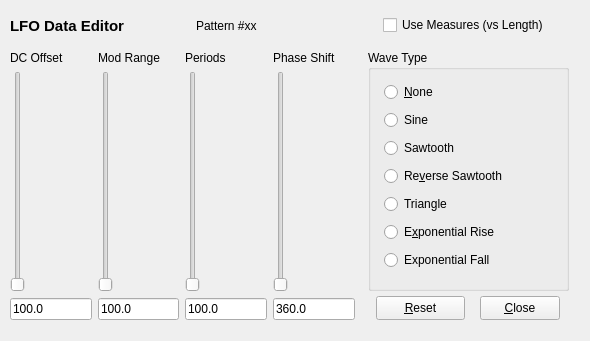
Before: the Qt Designer form seq_qt5/forms/qlfoframe.ui in ahlstromcj/seq66, drawn with Qt 5.
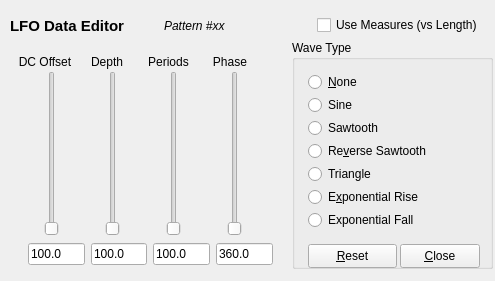
After: the same form once the commit is applied.

What changed in the file:
```diff
--- a/seq_qt5/forms/qlfoframe.ui
+++ b/seq_qt5/forms/qlfoframe.ui
@@ -6,10 +6,16 @@
    <rect>
     <x>0</x>
     <y>0</y>
-    <width>590</width>
-    <height>341</height>
+    <width>495</width>
+    <height>281</height>
    </rect>
   </property>
+  <property name="sizePolicy">
+   <sizepolicy hsizetype="Fixed" vsizetype="Fixed">
+    <horstretch>0</horstretch>
+    <verstretch>0</verstretch>
+   </sizepolicy>
+  </property>
   <property name="windowTitle">
    <string>LFO</string>
   </property>
@@ -18,7 +24,7 @@
     <rect>
      <x>10</x>
      <y>10</y>
-     <width>553</width>
+     <width>473</width>
      <height>31</height>
     </rect>
    </property>
@@ -39,6 +45,11 @@
     </item>
     <item>
      <widget class="QLabel" name="m_pattern_label">
+      <property name="font">
+       <font>
+        <italic>true</italic>
+       </font>
+      </property>
       <property name="text">
        <string>Pattern #xx</string>
       </property>
@@ -53,26 +64,13 @@
     </item>
    </layout>
   </widget>
-  <widget class="QPushButton" name="m_button_close">
-   <property name="geometry">
-    <rect>
-     <x>480</x>
-     <y>296</y>
-     <width>80</width>
-     <height>24</height>
-    </rect>
-   </property>
-   <property name="text">
-    <string>&amp;Close</string>
-   </property>
-  </widget>
   <widget class="QGroupBox" name="m_wave_type_group">
    <property name="geometry">
     <rect>
-     <x>368</x>
-     <y>50</y>
+     <x>292</x>
+     <y>40</y>
      <width>201</width>
-     <height>241</height>
+     <height>229</height>
     </rect>
    </property>
    <property name="title">
@@ -84,10 +82,13 @@
       <x>16</x>
       <y>30</y>
       <width>173</width>
-      <height>199</height>
+      <height>165</height>
      </rect>
     </property>
     <layout class="QVBoxLayout" name="m_wave_layout">
+     <property name="spacing">
+      <number>1</number>
+     </property>
      <item>
       <widget class="QRadioButton" name="m_radio_wave_none">
        <property name="text">
@@ -145,59 +146,96 @@
      </item>
     </layout>
    </widget>
+   <widget class="QPushButton" name="m_button_reset">
+    <property name="geometry">
+     <rect>
+      <x>16</x>
+      <y>204</y>
+      <width>89</width>
+      <height>24</height>
+     </rect>
+    </property>
+    <property name="text">
+     <string>&amp;Reset</string>
+    </property>
+   </widget>
+   <widget class="QPushButton" name="m_button_close">
+    <property name="geometry">
+     <rect>
+      <x>108</x>
+      <y>204</y>
+      <width>80</width>
+      <height>24</height>
+     </rect>
+    </property>
+    <property name="text">
+     <string>&amp;Close</string>
+    </property>
+   </widget>
   </widget>
-  <widget class="QPushButton" name="m_button_reset">
+  <widget class="QWidget" name="">
    <property name="geometry">
     <rect>
-     <x>376</x>
-     <y>296</y>
-     <width>89</width>
-     <height>24</height>
+     <x>17</x>
+     <y>52</y>
+     <width>241</width>
+     <height>19</height>
     </rect>
    </property>
-   <property name="text">
-    <string>&amp;Reset</string>
-   </property>
-  </widget>
-  <widget class="QWidget" name="slidersLayoutWidget">
-   <property name="geometry">
-    <rect>
-     <x>10</x>
-     <y>51</y>
-     <width>345</width>
-     <height>269</height>
-    </rect>
-   </property>
-   <layout class="QGridLayout" name="sliderGridLayout">
-    <item row="0" column="0">
+   <layout class="QHBoxLayout" name="horizontalLayout_2">
+    <item>
      <widget class="QLabel" name="m_value_label">
       <property name="text">
        <string>DC Offset</string>
       </property>
+      <property name="alignment">
+       <set>Qt::AlignCenter</set>
+      </property>
      </widget>
     </item>
-    <item row="0" column="1">
+    <item>
      <widget class="QLabel" name="m_range_label">
       <property name="text">
-       <string>Mod Range</string>
+       <string>Depth</string>
+      </property>
+      <property name="alignment">
+       <set>Qt::AlignCenter</set>
       </property>
      </widget>
     </item>
-    <item row="0" column="2">
+    <item>
      <widget class="QLabel" name="m_speed_label">
       <property name="text">
        <string>Periods</string>
       </property>
+      <property name="alignment">
+       <set>Qt::AlignCenter</set>
+      </property>
      </widget>
     </item>
-    <item row="0" column="3">
+    <item>
      <widget class="QLabel" name="m_phase_label">
       <property name="text">
-       <string>Phase Shift</string>
+       <string>Phase</string>
+      </property>
+      <property name="alignment">
+       <set>Qt::AlignCenter</set>
       </property>
      </widget>
     </item>
-    <item row="1" column="0">
+   </layout>
+  </widget>
+  <widget class="QWidget" name="">
+   <property name="geometry">
+    <rect>
+     <x>4</x>
+     <y>71</y>
+     <width>281</width>
+     <height>165</height>
+    </rect>
+   </property>
+   <layout class="QHBoxLayout" name="horizontalLayout_3">
+    <item>
      <widget class="QSlider" name="m_value_slider">
       <property name="toolTip">
        <string>DC offset to add to modulating waveform.</string>
@@ -207,7 +245,7 @@
       </property>
      </widget>
     </item>
-    <item row="1" column="1">
+    <item>
      <widget class="QSlider" name="m_range_slider">
       <property name="toolTip">
        <string>Depth of modulation.</string>
@@ -217,7 +255,7 @@
       </property>
      </widget>
     </item>
-    <item row="1" column="2">
+    <item>
      <widget class="QSlider" name="m_speed_slider">
       <property name="toolTip">
        <string>Number of periods per pattern. Subject to anti-aliasing.</string>
@@ -227,7 +265,7 @@
       </property>
      </widget>
     </item>
-    <item row="1" column="3">
+    <item>
      <widget class="QSlider" name="m_phase_slider">
       <property name="toolTip">
        <string>Phase of the LFO, 0 to 1 is 0 to 360 degrees.</string>
@@ -237,28 +275,40 @@
       </property>
      </widget>
     </item>
-    <item row="2" column="0">
+   </layout>
+  </widget>
+  <widget class="QWidget" name="">
+   <property name="geometry">
+    <rect>
+     <x>28</x>
+     <y>240</y>
+     <width>245</width>
+     <height>29</height>
+    </rect>
+   </property>
+   <layout class="QHBoxLayout" name="horizontalLayout_4">
+    <item>
      <widget class="QLineEdit" name="m_value_text">
       <property name="text">
        <string>100.0</string>
       </property>
      </widget>
     </item>
-    <item row="2" column="1">
+    <item>
      <widget class="QLineEdit" name="m_range_text">
       <property name="text">
        <string>100.0</string>
       </property>
      </widget>
     </item>
-    <item row="2" column="2">
+    <item>
      <widget class="QLineEdit" name="m_speed_text">
       <property name="text">
        <string>100.0</string>
       </property>
      </widget>
     </item>
-    <item row="2" column="3">
+    <item>
      <widget class="QLineEdit" name="m_phase_text">
       <property name="text">
        <string>360.0</string>
```
